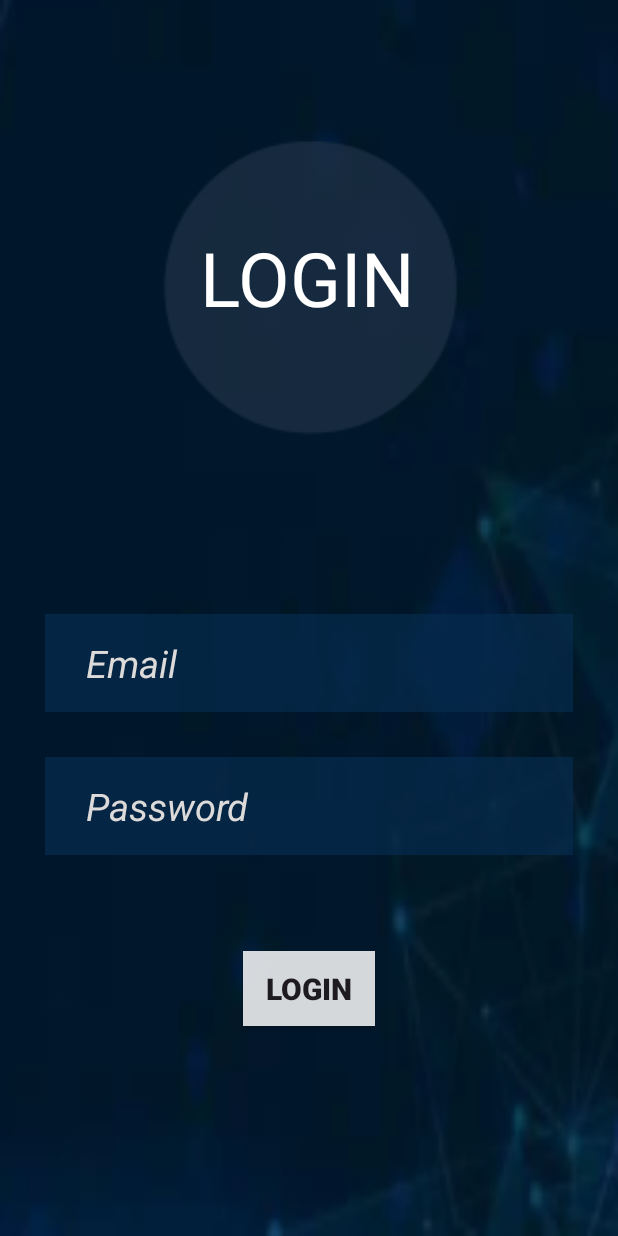
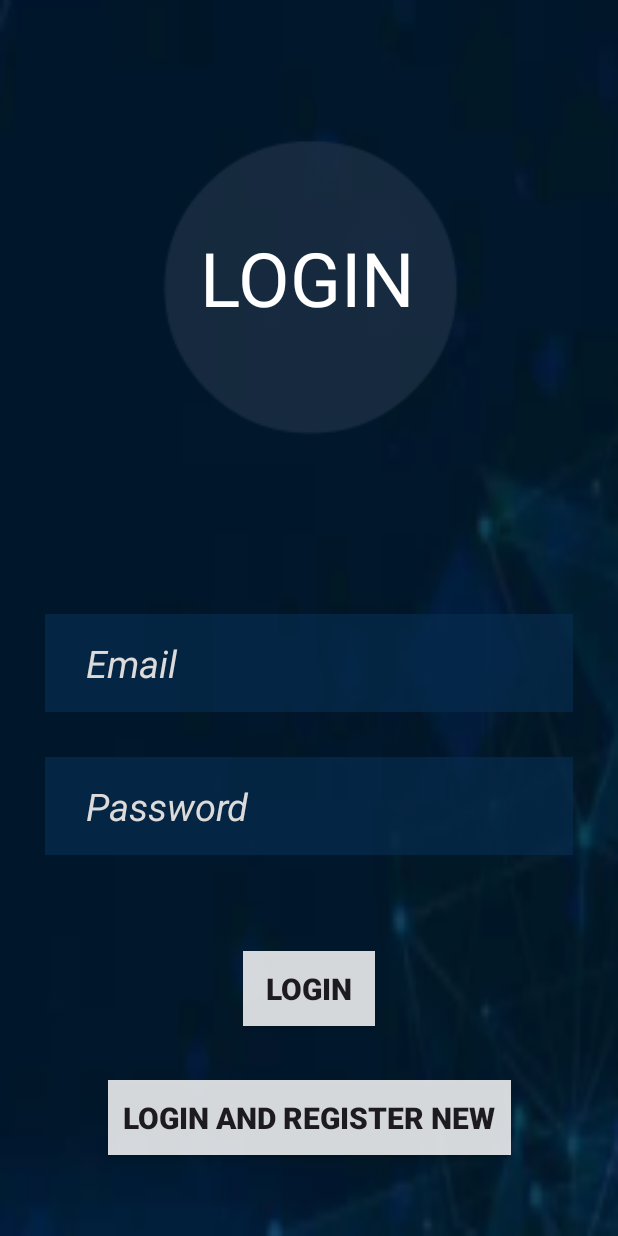
Before and after one commit to codeHamster1306/reportezapp-, an Android app: the layout login.xml on its own in the app's theme, with its tools: preview values and no code run, on a phone screen of 412 x 824 dp. Run offline under Robolectric (Android 15) with nearby library versions, the light colour scheme and no system bars.

Commit message:
Update login.xml

```diff
--- a/app/src/main/res/layout/login.xml
+++ b/app/src/main/res/layout/login.xml
@@ -87,4 +87,19 @@
         app:layout_constraintStart_toStartOf="parent"
         app:layout_constraintTop_toTopOf="parent"
         app:layout_constraintVertical_bias="0.443" />
+    <androidx.appcompat.widget.AppCompatButton
+        android:layout_width="wrap_content"
+        android:layout_height="50dp"
+        android:layout_margin="30dp"
+        android:background="#D5FFFFFF"
+        android:padding="10dp"
+        android:text="Login And Register New"
+        android:textSize="20dp"
+        android:textStyle="bold"
+        app:layout_constraintBottom_toBottomOf="parent"
+        app:layout_constraintEnd_toEndOf="parent"
+        app:layout_constraintHorizontal_bias="0.501"
+        app:layout_constraintStart_toStartOf="parent"
+        app:layout_constraintTop_toBottomOf="@+id/editText"
+        app:layout_constraintVertical_bias="0.834" />
 </androidx.constraintlayout.widget.ConstraintLayout>
```
